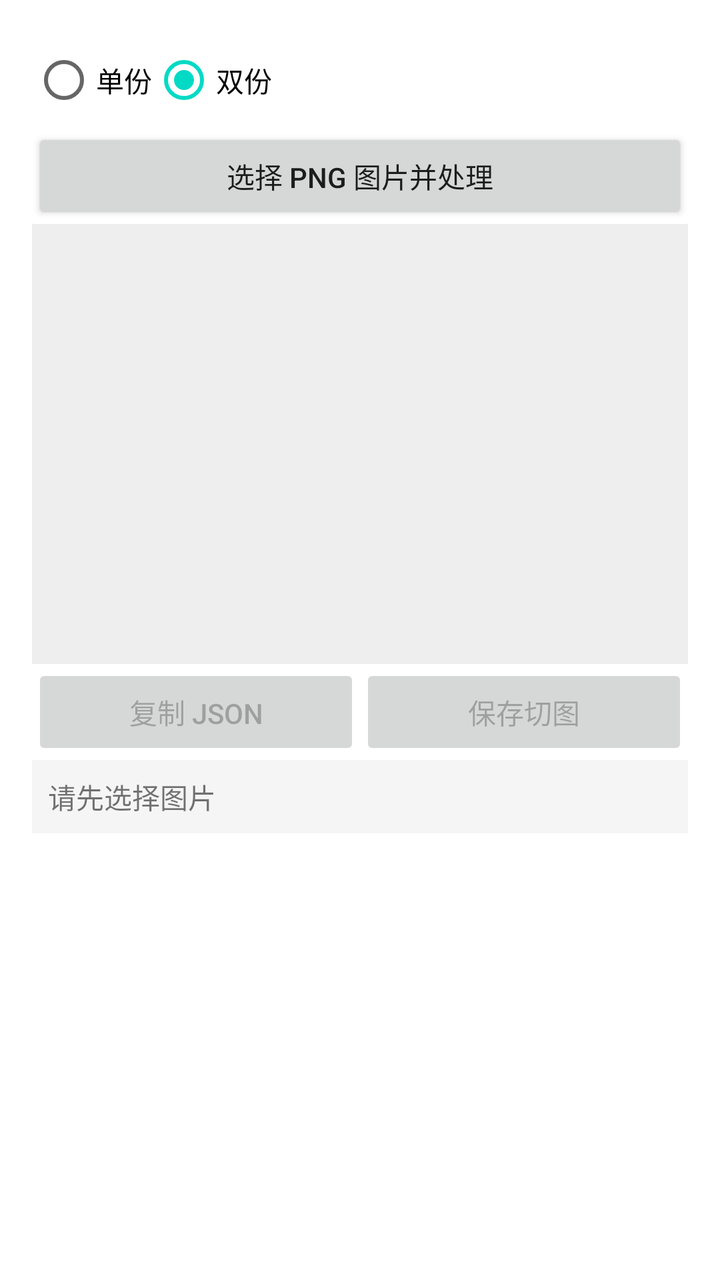
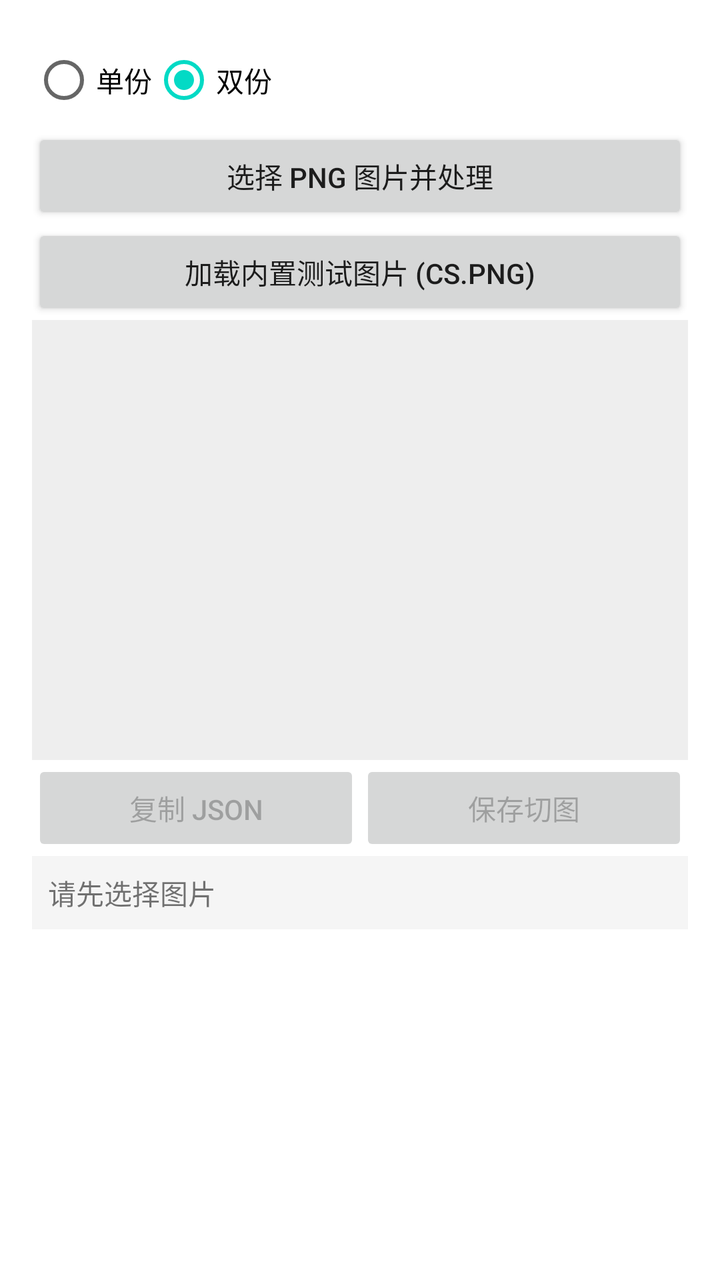

Compare the two renders of this Android layout. The source of the first and the diff that turns it into the second are given below.
<!-- AndroidManifest.xml: application theme Theme.LibSerial -->
<!-- res/layout/activity_main.xml -->
<?xml version="1.0" encoding="utf-8"?>
<LinearLayout xmlns:android="http://schemas.android.com/apk/res/android"
    android:layout_width="match_parent"
    android:layout_height="match_parent"
    android:orientation="vertical"
    android:padding="16dp">

    
    <RadioGroup
        android:id="@+id/modeGroup"
        android:layout_width="wrap_content"
        android:layout_height="wrap_content"
        android:orientation="horizontal">

        <RadioButton
            android:id="@+id/singleRadio"
            android:layout_width="wrap_content"
            android:layout_height="wrap_content"
            android:text="单份" />

        <RadioButton
            android:id="@+id/doubleRadio"
            android:layout_width="wrap_content"
            android:layout_height="wrap_content"
            android:checked="true"
            android:text="双份" />
    </RadioGroup>

    
    <Button
        android:id="@+id/selectButton"
        android:layout_width="match_parent"
        android:layout_height="wrap_content"
        android:text="选择 PNG 图片并处理" />

    
    <ProgressBar
        android:id="@+id/progressBar"
        android:layout_width="wrap_content"
        android:layout_height="wrap_content"
        android:layout_gravity="center_horizontal"
        android:visibility="gone" />

    
    <ImageView
        android:id="@+id/imageView"
        android:layout_width="match_parent"
        android:layout_height="220dp"
        android:background="#EEEEEE"
        android:scaleType="fitCenter" />

    
    <LinearLayout
        android:layout_width="match_parent"
        android:layout_height="wrap_content"
        android:orientation="horizontal">

        <Button
            android:id="@+id/copyButton"
            android:layout_width="0dp"
            android:layout_height="wrap_content"
            android:layout_weight="1"
            android:enabled="false"
            android:text="复制 JSON" />

        <Button
            android:id="@+id/saveButton"
            android:layout_width="0dp"
            android:layout_height="wrap_content"
            android:layout_weight="1"
            android:enabled="false"
            android:text="保存切图" />
    </LinearLayout>

    
    <ScrollView
        android:layout_width="match_parent"
        android:layout_height="0dp"
        android:layout_weight="1">

        <TextView
            android:id="@+id/jsonTextView"
            android:layout_width="match_parent"
            android:layout_height="wrap_content"
            android:background="#F5F5F5"
            android:fontFamily="monospace"
            android:padding="8dp"
            android:text="请先选择图片" />
    </ScrollView>

</LinearLayout>
<!-- resources referenced by this layout -->
<resources>
  <style name="Theme.LibSerial" parent="Theme.MaterialComponents.DayNight.DarkActionBar">
          
          <item name="colorPrimary">@color/purple_500</item>
          <item name="colorPrimaryVariant">@color/purple_700</item>
          <item name="colorOnPrimary">@color/white</item>
          
          <item name="colorSecondary">@color/teal_200</item>
          <item name="colorSecondaryVariant">@color/teal_700</item>
          <item name="colorOnSecondary">@color/black</item>
          
          <item name="android:statusBarColor" tools:targetApi="l">?attr/colorPrimaryVariant</item>
          
      </style>
  <color name="purple_500">#FF6200EE</color>
  <color name="purple_700">#FF3700B3</color>
  <color name="white">#FFFFFFFF</color>
  <color name="teal_200">#FF03DAC5</color>
  <color name="teal_700">#FF018786</color>
  <color name="black">#FF000000</color>
</resources>

<!-- the commit's change to res/layout/activity_main.xml (unified diff, before → after) -->
@@ -32,6 +32,12 @@
         android:layout_width="match_parent"
         android:layout_height="wrap_content"
         android:text="选择 PNG 图片并处理" />
+
+    <Button
+        android:id="@+id/testButton"
+        android:layout_width="match_parent"
+        android:layout_height="wrap_content"
+        android:text="加载内置测试图片 (cs.png)" />
 
     
     <ProgressBar
<!-- resource entries referenced after the edit -->
@@ -1,6 +1,6 @@
 <!-- resources referenced by this layout -->
 <resources>
-  <style name="Theme.LibSerial" parent="Theme.MaterialComponents.DayNight.DarkActionBar">
+  <style name="Theme.LibPic" parent="Theme.MaterialComponents.DayNight.DarkActionBar">
           
           <item name="colorPrimary">@color/purple_500</item>
           <item name="colorPrimaryVariant">@color/purple_700</item>
